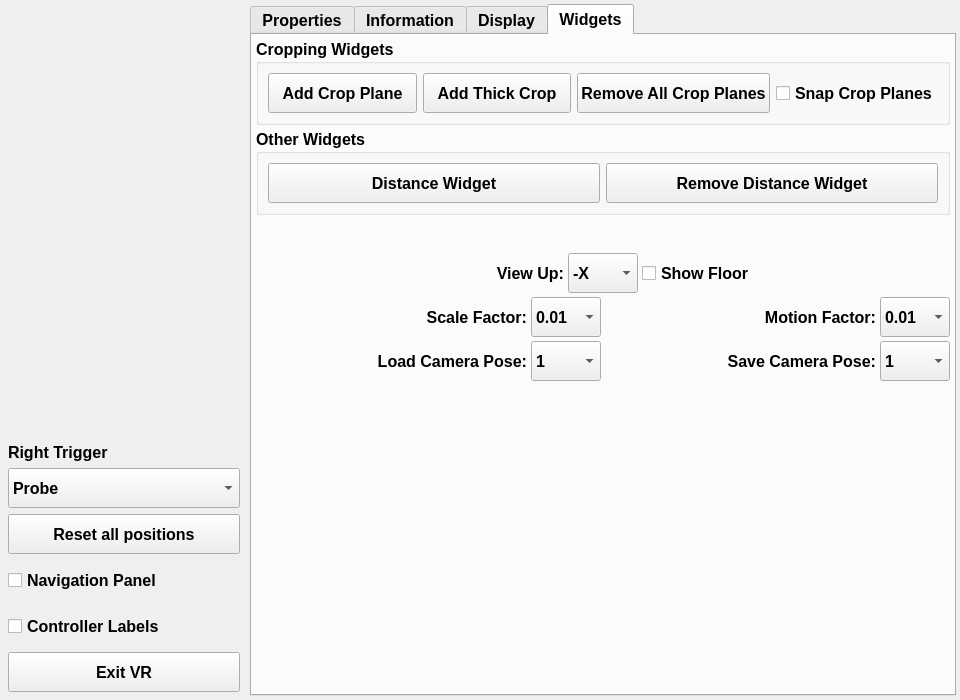
Above: Plugins/OpenVR/pqOpenVRControls.ui from Kitware/ParaView before the change. Below: the same form after it.
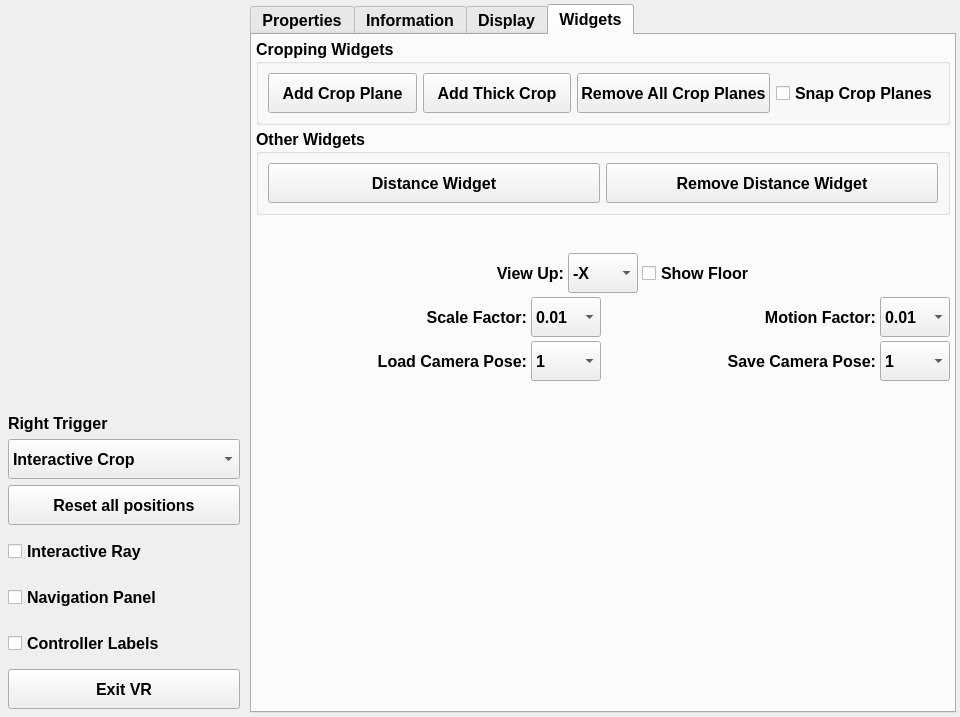
That is the form after the change. Custom widgets are drawn as their Qt base class.

Commit message: Add Pick mode and Interactive ray option in OpenVr

Patch:
```diff
--- a/Plugins/OpenVR/pqOpenVRControls.ui
+++ b/Plugins/OpenVR/pqOpenVRControls.ui
@@ -127,6 +127,11 @@
           <string>Grab</string>
          </property>
         </item>
+        <item>
+         <property name="text">
+          <string>Pick</string>
+         </property>
+        </item>
         <item>
          <property name="text">
           <string>Interactive Crop</string>
@@ -152,6 +157,19 @@
         </property>
        </widget>
       </item>
+      <item>
+       <widget class="QCheckBox" name="interactiveRay">
+        <property name="minimumSize">
+         <size>
+          <width>0</width>
+          <height>40</height>
+         </size>
+        </property>
+        <property name="text">
+         <string>Interactive Ray</string>
+        </property>
+       </widget>
+      </item>
       <item>
        <widget class="QCheckBox" name="navigationPanel">
         <property name="minimumSize">
```
The commit also changes 4 other files.
